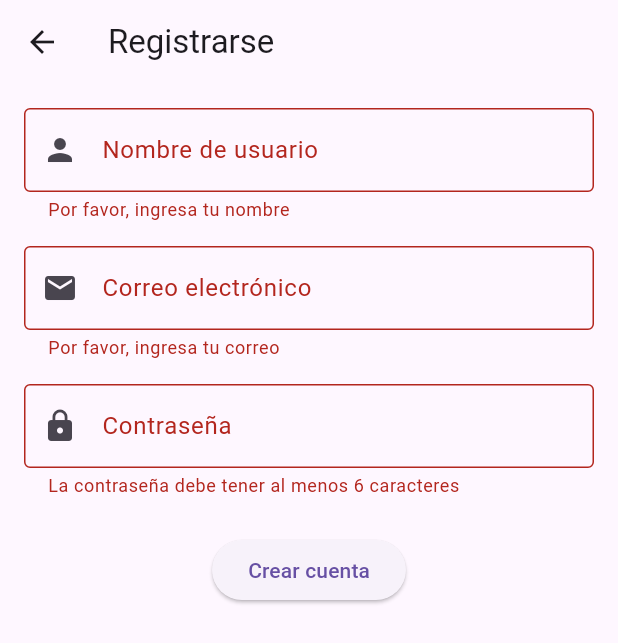
After one commit to Ninjazet/inspect, a Flutter app: the Crearusuario screen opened directly, after a tap on "Crear cuenta", on a phone screen of 412 x 824 dp. The commit adds this screen. Shown: the top 643 px of the screen. Run offline on Flutter 3.47's test engine with Material 3 defaults, Android fonts, the phone set to English and light mode, and no system bars; our stand-ins replace cloud_firestore, device_info_plus, firebase_auth, firebase_core, firebase_storage, get and 6 more; missing offline and left inert: pdfx, syncfusion_flutter_pdfviewer; accounts and stored records are empty.

```diff
--- /dev/null
+++ b/lib/views/crearUsuarios.dart
@@ -0,0 +1,140 @@
+import 'package:flutter/material.dart';
+import 'package:firebase_auth/firebase_auth.dart';
+
+class Crearusuario extends StatefulWidget {
+  const Crearusuario({Key? key}) : super(key: key);
+
+  @override
+  State<Crearusuario> createState() => _Crearusuario();
+}
+
+class _Crearusuario extends State<Crearusuario> {
+  final _auth = FirebaseAuth.instance;
+  final _formKey = GlobalKey<FormState>();
+  final _nameController = TextEditingController();
+  final _emailController = TextEditingController();
+  final _passwordController = TextEditingController();
+
+  Future<void> _register() async {
+    if (_formKey.currentState!.validate()) {
+      try {
+        ScaffoldMessenger.of(context).showSnackBar(
+          const SnackBar(content: Text('Creando usuario...')),
+        );
+
+        // 1. Crea el usuario con email y contraseña
+        UserCredential userCredential = await _auth.createUserWithEmailAndPassword(
+          email: _emailController.text,
+          password: _passwordController.text,
+        );
+
+        // 2. Obtiene el objeto User del UserCredential
+        User? user = userCredential.user;
+
+        // 3. Si el usuario existe, actualiza su nombre de usuario
+        if (user != null) {
+          await user.updateDisplayName(_nameController.text);
+        }
+
+        // Navega a la siguiente pantalla después del registro exitoso
+        Navigator.of(context).pop(); // O navega a la pantalla de inicio
+
+      } on FirebaseAuthException catch (e) {
+        String message;
+        if (e.code == 'weak-password') {
+          message = 'La contraseña es demasiado débil.';
+        } else if (e.code == 'email-already-in-use') {
+          message = 'Ya existe una cuenta con este correo electrónico.';
+        } else {
+          message = 'Ocurrió un error. Inténtalo de nuevo.';
+        }
+        ScaffoldMessenger.of(context).showSnackBar(
+          SnackBar(content: Text(message)),
+        );
+      } catch (e) {
+        ScaffoldMessenger.of(context).showSnackBar(
+          const SnackBar(content: Text('Ocurrió un error inesperado.')),
+        );
+      }
+    }
+  }
+
+  @override
+  void dispose() {
+    _nameController.dispose();
+    _emailController.dispose();
+    _passwordController.dispose();
+    super.dispose();
+  }
+
+  @override
+  Widget build(BuildContext context) {
+    return Scaffold(
+      appBar: AppBar(
+        title: const Text('Registrarse'),
+      ),
+      body: Padding(
+        padding: const EdgeInsets.all(16.0),
+        child: Form(
+          key: _formKey,
+          child: Column(
+            children: [
+              // Nuevo campo de texto para el nombre
+              TextFormField(
+                controller: _nameController,
+                decoration: const InputDecoration(
+                  labelText: 'Nombre de usuario',
+                  border: OutlineInputBorder(),
+                  prefixIcon: Icon(Icons.person),
+                ),
+                validator: (value) {
+                  if (value == null || value.isEmpty) {
+                    return 'Por favor, ingresa tu nombre';
+                  }
+                  return null;
+                },
+              ),
+              const SizedBox(height: 16),
+              TextFormField(
+                controller: _emailController,
+                keyboardType: TextInputType.emailAddress,
+                decoration: const InputDecoration(
+                  labelText: 'Correo electrónico',
+                  border: OutlineInputBorder(),
+                  prefixIcon: Icon(Icons.email),
+                ),
+                validator: (value) {
+                  if (value == null || value.isEmpty) {
+                    return 'Por favor, ingresa tu correo';
+                  }
+                  return null;
+                },
+              ),
+              const SizedBox(height: 16),
+              TextFormField(
+                controller: _passwordController,
+                obscureText: true,
+                decoration: const InputDecoration(
+                  labelText: 'Contraseña',
+                  border: OutlineInputBorder(),
+                  prefixIcon: Icon(Icons.lock),
+                ),
+                validator: (value) {
+                  if (value == null || value.isEmpty || value.length < 6) {
+                    return 'La contraseña debe tener al menos 6 caracteres';
+                  }
+                  return null;
+                },
+              ),
+              const SizedBox(height: 24),
+              ElevatedButton(
+                onPressed: _register,
+                child: const Text('Crear cuenta'),
+              ),
+            ],
+          ),
+        ),
+      ),
+    );
+  }
+}
--- a/lib/views/login_screen.dart
+++ b/lib/views/login_screen.dart
@@ -6,7 +6,7 @@ import 'package:firebase_auth/firebase_auth.dart';
 
 
 class LoginScreen extends StatefulWidget {
-  const LoginScreen({super.key});
+  const LoginScreen({super.key,});
 
   @override
   State<LoginScreen> createState() => _LoginScreenState();
@@ -42,12 +42,14 @@ class _LoginScreenState extends State<LoginScreen> {
       // Si llega aquí, el login fue exitoso
       final user = userCredential.user;
       if (user != null) {
+        String userName = user.displayName ?? 'Usuario';
         // Guardar datos en GetStorage
         storage.write('logueado', true);
         storage.write('usuario', user.email);
+        storage.write('nombre', userName);
 
         // Redireccionar
-        Get.offAll(MainNavigation(), transition: Transition.rightToLeft);
+        Get.offAll(MainNavigation(userEmail: user.email!, userName: userName), transition: Transition.rightToLeft);
       }
     } on FirebaseAuthException catch (e) {
       String errorMessage;
```
Also changed, not shown: lib/Home/home.dart (+8 -3 lines), lib/Home/main_navigation.dart (+10 -6 lines), lib/checklist.dart (+8 -2 lines), lib/checklistForm.dart (+6 -4 lines), lib/main.dart (+6 -1 lines), lib/views/historial.dart (+88 -43 lines), lib/views/pdfViewer.dart (+8 -3 lines), lib/views/perfil_page.dart (+42 -3 lines).
